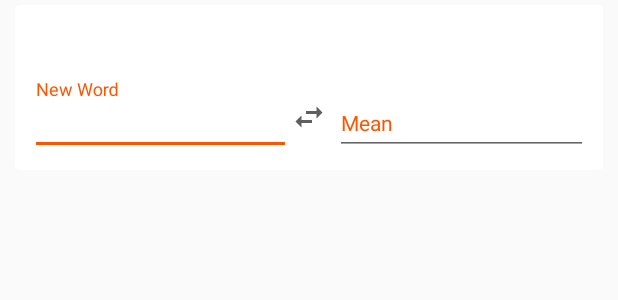
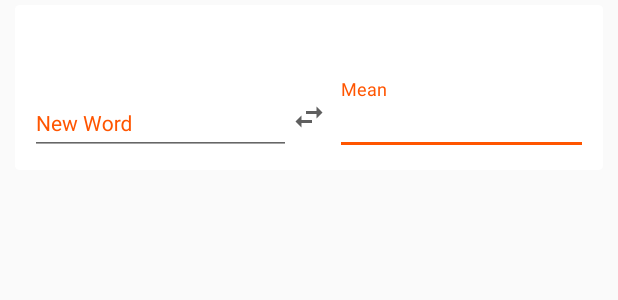
Before and after one commit to dieuninh1997/LearnVocabulary, an Android app: the layout item_add_vocabulary.xml on its own in the app's theme, with its tools: preview values and no code run, on a phone screen of 412 x 824 dp. Shown: the top 300 px of the screen. Run offline under Robolectric (Android 15) with nearby library versions, the light colour scheme and no system bars.

Commit message:
Fix Mean Editext

```diff
--- a/app/build.gradle
+++ b/app/build.gradle
@@ -49,5 +49,6 @@ dependencies {
     compile 'com.squareup.picasso:picasso:2.5.2'
     compile 'com.github.rubensousa:raiflatbutton:0.1'
     compile 'com.google.code.gson:gson:2.7'
+
     testCompile 'junit:junit:4.12'
 }
--- a/app/src/main/java/dieuninh/com/learnvocabulary/learnvocabulary/activities/TestActivity.java
+++ b/app/src/main/java/dieuninh/com/learnvocabulary/learnvocabulary/activities/TestActivity.java
@@ -7,9 +7,8 @@ import android.os.Vibrator;
 import android.support.v7.app.AppCompatActivity;
 import android.support.v7.widget.LinearLayoutManager;
 import android.support.v7.widget.RecyclerView;
-import android.util.Log;
+import android.view.WindowManager;
 import android.widget.LinearLayout;
-import android.widget.Toast;
 
 import com.wenchao.cardstack.CardStack;
 
@@ -110,6 +109,8 @@ public class TestActivity extends AppCompatActivity {
 
             }
         });
+        getWindow().setSoftInputMode(WindowManager.LayoutParams.SOFT_INPUT_STATE_ALWAYS_HIDDEN);
+
     }
      /*private void showDialogHelp() {
        dialog =  new SweetAlertDialog(this, SweetAlertDialog.WARNING_TYPE)
--- a/app/src/main/java/dieuninh/com/learnvocabulary/learnvocabulary/activities/VocaListActivity.java
+++ b/app/src/main/java/dieuninh/com/learnvocabulary/learnvocabulary/activities/VocaListActivity.java
@@ -12,6 +12,7 @@ import android.text.Editable;
 import android.text.TextWatcher;
 import android.util.Log;
 import android.view.Menu;
+import android.view.WindowManager;
 import android.widget.CursorAdapter;
 import android.widget.LinearLayout;
 import android.widget.TextView;
@@ -42,6 +43,7 @@ public class VocaListActivity extends AppCompatActivity {
         super.onCreate(savedInstanceState);
         setContentView(R.layout.activity_voca_list);
         addControls();
+        getWindow().setSoftInputMode(WindowManager.LayoutParams.SOFT_INPUT_STATE_ALWAYS_HIDDEN);
 
     }
     //tạo thanh search cho user tìm kiếm tù nhanh hơn,
--- a/app/src/main/java/dieuninh/com/learnvocabulary/learnvocabulary/utils/CommonUtils.java
+++ b/app/src/main/java/dieuninh/com/learnvocabulary/learnvocabulary/utils/CommonUtils.java
@@ -1,5 +1,6 @@
 package dieuninh.com.learnvocabulary.learnvocabulary.utils;
 
+import android.app.Activity;
 import android.app.AlertDialog;
 import android.content.ActivityNotFoundException;
 import android.content.Context;
@@ -13,6 +14,7 @@ import android.telephony.TelephonyManager;
 import android.util.Base64;
 import android.view.View;
 import android.view.ViewGroup;
+import android.view.WindowManager;
 import android.view.inputmethod.InputMethodManager;
 import android.widget.EditText;
 import android.widget.Toast;
@@ -95,6 +97,10 @@ public class CommonUtils {
         AlertDialog dialog = builder.create();
         dialog.show();
         return dialog;
+    }
+    public static void hideKeyBoard(Activity context) {
+        context.getWindow().setSoftInputMode(WindowManager.LayoutParams.SOFT_INPUT_STATE_ALWAYS_HIDDEN);
+
     }
     public static void hideKeyBroad(Context context, EditText mEdt) {
 
--- a/app/src/main/res/layout/activity_add_vocabulary.xml
+++ b/app/src/main/res/layout/activity_add_vocabulary.xml
@@ -21,8 +21,9 @@
         android:id="@+id/fa_menu"
         android:layout_alignParentBottom="true"
         android:layout_alignParentRight="true"
+
         android:onClick="onClick"
-        android:layout_width="wrap_content"
+        android:layout_width="match_parent"
         android:layout_height="match_parent"
         android:layout_marginBottom="10dp"
         android:layout_marginLeft="10dp"
@@ -45,6 +46,7 @@
         fab:menu_labels_paddingRight="8dp"
         fab:menu_labels_paddingBottom="4dp"
         fab:menu_labels_paddingLeft="8dp"
+
         fab:menu_labels_padding="8dp"
         fab:menu_labels_textColor="#FFFFFF"
         fab:menu_labels_textSize="14sp"
@@ -58,7 +60,7 @@
         fab:menu_labels_maxLines="-1"
         fab:menu_labels_position="left"
         fab:menu_openDirection="up"
-        fab:menu_backgroundColor="@android:color/transparent"
+        fab:menu_backgroundColor="#9efcf7f7"
         >
 
 
--- a/app/src/main/res/layout/item_add_vocabulary.xml
+++ b/app/src/main/res/layout/item_add_vocabulary.xml
@@ -58,6 +58,7 @@
                 android:layout_height="wrap_content"
                 android:layout_weight="1"
                 android:paddingLeft="@dimen/margin_medium"
+                android:focusable="false"
                 android:textColorHint="@color/colorAccent">
 
                 <EditText
@@ -65,11 +66,13 @@
                     android:layout_width="match_parent"
                     android:layout_height="wrap_content"
                     android:fontFamily="nomal"
-                    android:hint="Mean"
+                    android:hint="@string/mean"
                     android:singleLine="true"
+
                     android:textSize="14sp"
                     android:textColor="@color/navi"
                     android:textColorHint="@color/colorAccent" />
+                <requestFocus/>
             </android.support.design.widget.TextInputLayout>
         </LinearLayout>
     </LinearLayout>
--- a/app/src/main/res/values/strings.xml
+++ b/app/src/main/res/values/strings.xml
@@ -9,4 +9,5 @@
     <string name="text_of_number_words">Empty List : 0 word(s)</string>
     <string name="stored_number_words">Stored %1$d  words</string>
     <string name="empty_vo">\"The vocabulary list is empty!\"</string>
+    <string name="mean">Mean</string>
 </resources>
```
Also changed, not shown: app/src/main/java/dieuninh/com/learnvocabulary/learnvocabulary/activities/AddVocabularyActivity.java (+10 -13 lines).
